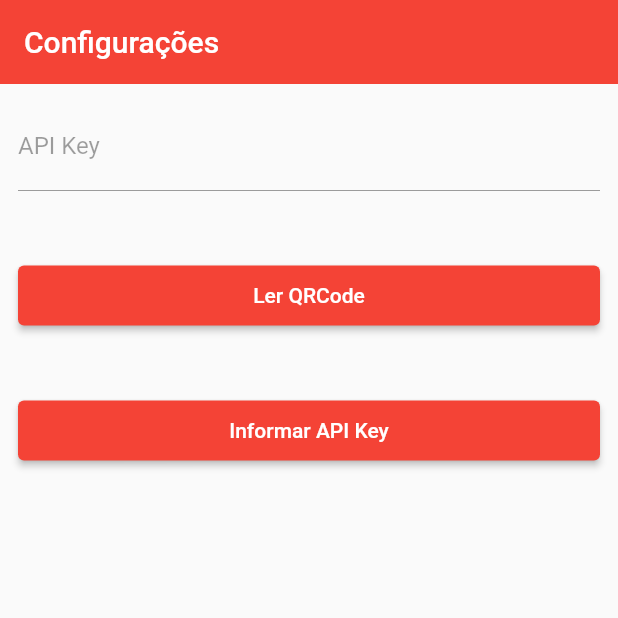
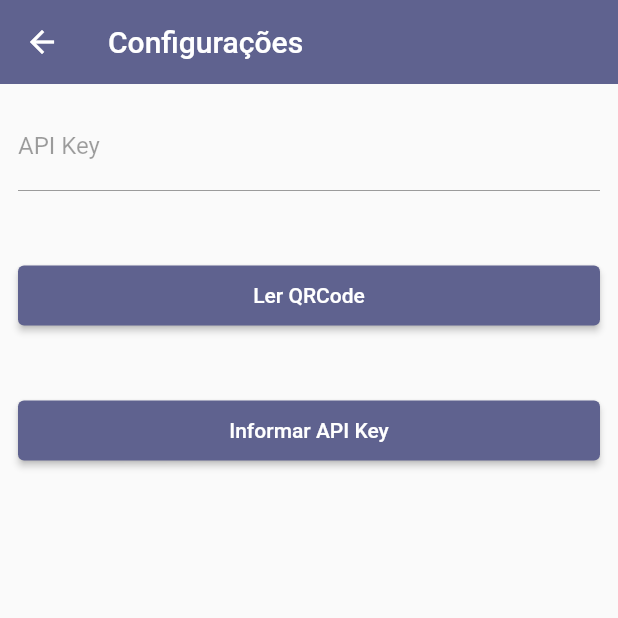
Before and after one commit to eberson/sylvinho, a Flutter app: the ConfigPage screen opened directly, on a phone screen of 412 x 824 dp, the top half of it. Run offline on Flutter 3.47's test engine with Material 2 defaults, Android fonts, the phone set to English and light mode, and no system bars; our stand-ins replace avatar_glow, flutter_tts, get_it, localstorage, lottie, speech_to_text; missing offline and left inert: qr_bar_code_scanner_dialog.

Commit message:
moved config from tab to action in home tab

```diff
--- a/lib/src/drivers/ui/app.dart
+++ b/lib/src/drivers/ui/app.dart
@@ -4,6 +4,8 @@ import 'package:sylvinho/src/drivers/ui/config/routes.dart';
 import 'package:sylvinho/src/drivers/ui/config/themes.dart';
 import 'package:sylvinho/src/drivers/ui/domain/configuration_view_model.dart';
 import 'package:sylvinho/src/drivers/ui/domain/conversation_view_model.dart';
+
+final GlobalKey<NavigatorState> navigatorKey = GlobalKey<NavigatorState>();
 
 class Application extends StatelessWidget {
   const Application({super.key});
@@ -20,6 +22,8 @@ class Application extends StatelessWidget {
         theme: Themes.defaultTheme,
         initialRoute: Routes.initial,
         routes: Routes.routes,
+        debugShowCheckedModeBanner: false,
+        navigatorKey: navigatorKey,
       ),
     );
   }
--- a/lib/src/drivers/ui/config/routes.dart
+++ b/lib/src/drivers/ui/config/routes.dart
@@ -1,4 +1,5 @@
 import 'package:flutter/material.dart';
+import 'package:sylvinho/src/drivers/ui/page/config_page.dart';
 import 'package:sylvinho/src/drivers/ui/page/main_page.dart';
 
 class Routes {
@@ -8,6 +9,7 @@ class Routes {
 
   static Map<String, WidgetBuilder> get routes => {
     "/": (context) => const MainPage(),
+    "/config": (context) => const ConfigPage(),
   };
 
 }
--- a/lib/src/drivers/ui/config/themes.dart
+++ b/lib/src/drivers/ui/config/themes.dart
@@ -1,9 +1,10 @@
 import 'package:flutter/material.dart';
+import 'package:sylvinho/src/drivers/ui/config/colors.dart';
 
 class Themes {
   Themes._();
 
   static ThemeData get defaultTheme => ThemeData(
-    primarySwatch: Colors.red,
+    primarySwatch: ThemeColors.mainMaterialColor,
   );
 }
--- /dev/null
+++ b/lib/src/drivers/ui/page/app_bar_actions_mixin.dart
@@ -0,0 +1,5 @@
+import 'package:flutter/material.dart';
+
+mixin AppBarActionsMixing {
+  List<Widget>? actions() => [];
+}
--- /dev/null
+++ b/lib/src/drivers/ui/page/app_bar_leading_mixin.dart
@@ -0,0 +1,5 @@
+import 'package:flutter/material.dart';
+
+mixin AppBarLeadingMixin {
+  Widget? leading() => null;
+}
--- a/lib/src/drivers/ui/page/bottom_access_screen.dart
+++ b/lib/src/drivers/ui/page/bottom_access_screen.dart
@@ -1,4 +1,5 @@
 import 'package:flutter/material.dart';
+import 'package:sylvinho/src/drivers/ui/page/drawer_mixin.dart';
 
 abstract class BottomAccessScreen {
 
@@ -6,6 +7,4 @@ abstract class BottomAccessScreen {
 
   Widget screen();
 
-  Widget? drawer();
-
 }
--- a/lib/src/drivers/ui/page/config_page.dart
+++ b/lib/src/drivers/ui/page/config_page.dart
@@ -20,9 +20,6 @@ class ConfigPage extends StatefulWidget implements BottomAccessScreen {
 
   @override
   Widget screen() => this;
-
-  @override
-  Widget? drawer() => null;
 }
 
 class _ConfigPageState extends State<ConfigPage> {
@@ -31,7 +28,8 @@ class _ConfigPageState extends State<ConfigPage> {
 
   @override
   Widget build(BuildContext context) {
-    return CustomScrollView(
+    return Scaffold(
+      body: CustomScrollView(
         slivers: [
           const SliverAppBar(
             title: Text("Configurações"),
@@ -40,6 +38,7 @@ class _ConfigPageState extends State<ConfigPage> {
             child: body(context),
           ),
         ],
+      ),
     );
   }
 
--- /dev/null
+++ b/lib/src/drivers/ui/page/drawer_mixin.dart
@@ -0,0 +1,5 @@
+import 'package:flutter/material.dart';
+
+mixin DrawerMixin {
+  Widget? drawer() => null;
+}
--- a/lib/src/drivers/ui/widgets/speak_button.dart
+++ b/lib/src/drivers/ui/widgets/speak_button.dart
@@ -28,6 +28,8 @@ class _SpeakButtonState extends State<SpeakButton> {
 
   @override
   Widget build(BuildContext context) {
+    final theme = Theme.of(context);
+
     return Container(
       margin: const EdgeInsets.only(bottom: 15),
       width: _externalSize,
@@ -37,7 +39,7 @@ class _SpeakButtonState extends State<SpeakButton> {
         endRadius: _externalRadius,
         animate: isListening,
         duration: const Duration(seconds: 2),
-        glowColor: Colors.red,
+        glowColor: theme.colorScheme.primary,
         repeat: true,
         repeatPauseDuration: const Duration(milliseconds: 100),
         showTwoGlows: true,
@@ -73,7 +75,7 @@ class _SpeakButtonState extends State<SpeakButton> {
               },
               child: CircleAvatar(
                 radius: _internalRadius,
-                backgroundColor: Colors.red,
+                backgroundColor: theme.colorScheme.primary,
                 child: Icon(
                   isListening ? Icons.mic : Icons.mic_none,
                   color: Colors.white,
```
Also changed, not shown: lib/src/drivers/ui/config/colors.dart (added, +21 -0 lines), lib/src/drivers/ui/page/chat_page.dart (+17 -4 lines), lib/src/drivers/ui/page/home_page.dart (+11 -2 lines), lib/src/drivers/ui/page/main_page.dart (+12 -27 lines). Lines whose indentation alone changed are shown as unchanged.
